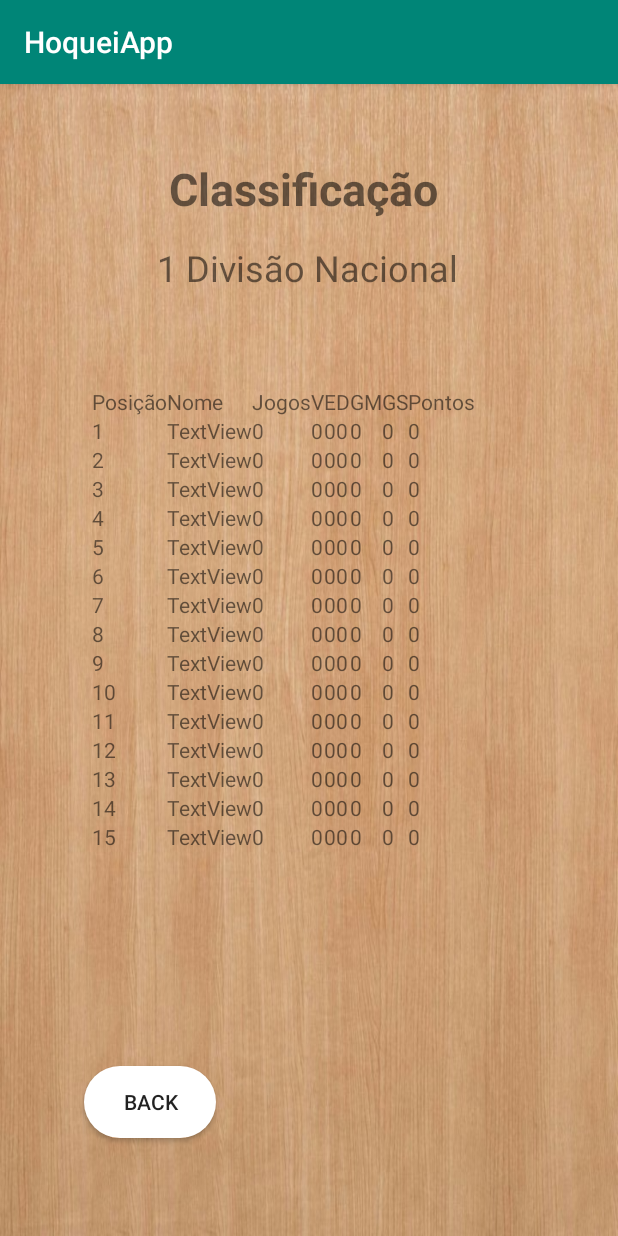
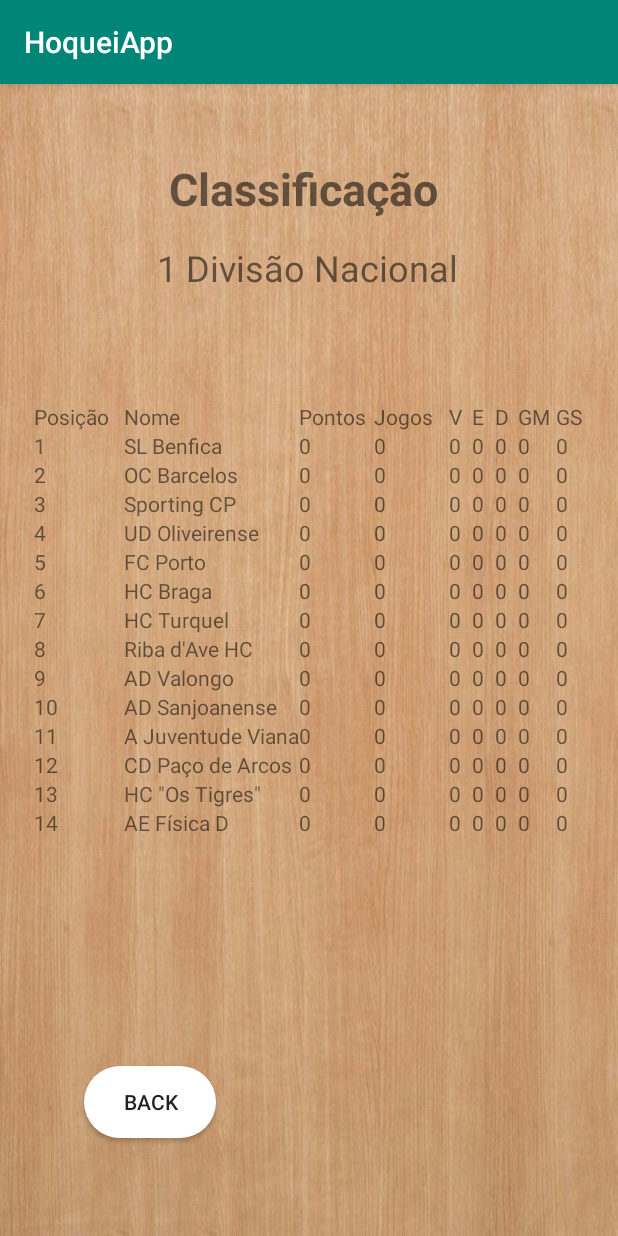
Before and after one commit to Brunofgm7/app, an Android app: the Class1DivActivity screen opened directly, with no data from a screen before it, on a phone screen of 412 x 824 dp. Run offline under Robolectric (Android 15) with nearby library versions, the phone set to English and light mode, and no system bars.

```diff
--- a/app/src/main/AndroidManifest.xml
+++ b/app/src/main/AndroidManifest.xml
@@ -18,7 +18,9 @@
                 <category android:name="android.intent.category.LAUNCHER" />
             </intent-filter>
         </activity>
-        <activity android:name=".ChatActivity" />
+        <activity android:name=".ChatActivity"
+            android:windowSoftInputMode="adjustPan">
+        </activity>
         <activity android:name=".MudarPassActivity" />
         <activity android:name=".MudarEmailActivity" />
         <activity android:name=".DefContaActivity" />
--- a/app/src/main/java/com/example/hoqueiapp/MainActivity.kt
+++ b/app/src/main/java/com/example/hoqueiapp/MainActivity.kt
@@ -20,7 +20,7 @@ class MainActivity : AppCompatActivity() {
         setContentView(R.layout.activity_main)
         BotaoClassificacao = findViewById(R.id.BotaoClassificacao)
         BotaoClassificacao.setOnClickListener{
-            executarOutraActivity(DivisoesActivity::class.java)
+            executarOutraActivity(Class1DivActivity::class.java)
         }
         BotaoResultados = findViewById(R.id.BotaoResultados)
         BotaoResultados.setOnClickListener{
--- a/app/src/main/res/layout/activity_chat.xml
+++ b/app/src/main/res/layout/activity_chat.xml
@@ -43,10 +43,11 @@
 
     <androidx.recyclerview.widget.RecyclerView
         android:id="@+id/recyclerviewChat"
+        app:layoutManager="androidx.recyclerview.widget.LinearLayoutManager"
         android:layout_width="0dp"
         android:layout_height="0dp"
+        android:layout_marginBottom="8dp"
         android:background="@drawable/imagem15"
-        app:layoutManager="androidx.recyclerview.widget.LinearLayoutManager"
         app:layout_constraintBottom_toTopOf="@+id/InserirMensagem"
         app:layout_constraintEnd_toEndOf="parent"
         app:layout_constraintStart_toStartOf="parent"
--- a/app/src/main/res/layout/activity_class1_div.xml
+++ b/app/src/main/res/layout/activity_class1_div.xml
@@ -9,8 +9,8 @@
 
     <TableLayout
         android:id="@+id/tableLayout"
-        android:layout_width="298dp"
-        android:layout_height="309dp"
+        android:layout_width="370dp"
+        android:layout_height="286dp"
         app:layout_constraintBottom_toBottomOf="parent"
         app:layout_constraintEnd_toEndOf="parent"
         app:layout_constraintHorizontal_bias="0.54"
@@ -19,12 +19,13 @@
         app:layout_constraintVertical_bias="0.44">
 
         <TableRow
-            android:layout_width="match_parent"
-            android:layout_height="match_parent">
+            android:layout_width="wrap_content"
+            android:layout_height="match_parent"
+            >
 
             <TextView
                 android:id="@+id/TextPos"
-                android:layout_width="wrap_content"
+                android:layout_width="60dp"
                 android:layout_height="match_parent"
                 android:text="Posição" />
 
@@ -35,46 +36,48 @@
                 android:text="Nome" />
 
             <TextView
+                android:id="@+id/TextPon"
+                android:layout_width="50dp"
+                android:layout_height="match_parent"
+                android:text="Pontos" />
+
+            <TextView
                 android:id="@+id/TextJogos"
-                android:layout_width="wrap_content"
-                android:layout_height="wrap_content"
+                android:layout_width="50dp"
+                android:layout_height="match_parent"
                 android:text="Jogos" />
 
             <TextView
                 android:id="@+id/TextVit"
-                android:layout_width="wrap_content"
-                android:layout_height="wrap_content"
+                android:layout_width="15dp"
+                android:layout_height="match_parent"
                 android:text="V" />
 
             <TextView
                 android:id="@+id/TextEmp"
-                android:layout_width="wrap_content"
-                android:layout_height="wrap_content"
+                android:layout_width="15dp"
+                android:layout_height="match_parent"
                 android:text="E" />
 
             <TextView
                 android:id="@+id/TextDer"
-                android:layout_width="wrap_content"
+                android:layout_width="15dp"
                 android:layout_height="wrap_content"
                 android:text="D" />
 
             <TextView
                 android:id="@+id/TextGolosM"
-                android:layout_width="wrap_content"
-                android:layout_height="wrap_content"
+                android:layout_width="25dp"
+                android:layout_height="match_parent"
                 android:text="GM" />
 
             <TextView
                 android:id="@+id/TextGolosS"
-                android:layout_width="wrap_content"
-                android:layout_height="wrap_content"
+                android:layout_width="25dp"
+                android:layout_height="match_parent"
                 android:text="GS" />
 
-            <TextView
-                android:id="@+id/TextPon"
-                android:layout_width="wrap_content"
-                android:layout_height="wrap_content"
-                android:text="Pontos" />
+
         </TableRow>
 
         <TableRow
@@ -91,13 +94,13 @@
                 android:id="@+id/textNome1"
                 android:layout_width="wrap_content"
                 android:layout_height="wrap_content"
-                android:text="TextView" />
+                android:text="SL Benfica" />
 
             <TextView
                 android:id="@+id/textJogos1"
                 android:layout_width="wrap_content"
                 android:layout_height="wrap_content"
-                android:text="0" />
+                android:text="0"/>
 
             <TextView
                 android:id="@+id/textV1"
@@ -151,7 +154,7 @@
                 android:id="@+id/textNome2"
                 android:layout_width="wrap_content"
                 android:layout_height="wrap_content"
-                android:text="TextView" />
+                android:text="OC Barcelos" />
 
             <TextView
                 android:id="@+id/textJogos2"
@@ -212,7 +215,7 @@
                 android:id="@+id/textNome3"
                 android:layout_width="wrap_content"
                 android:layout_height="wrap_content"
-                android:text="TextView" />
+                android:text="Sporting CP" />
 
             <TextView
                 android:id="@+id/textJogos3"
@@ -273,7 +276,7 @@
                 android:id="@+id/textNome4"
                 android:layout_width="wrap_content"
                 android:layout_height="wrap_content"
-                android:text="TextView" />
+                android:text="UD Oliveirense" />
 
             <TextView
                 android:id="@+id/textJogos4"
@@ -334,7 +337,7 @@
                 android:id="@+id/textNome5"
                 android:layout_width="wrap_content"
                 android:layout_height="wrap_content"
-                android:text="TextView" />
+                android:text="FC Porto" />
 
             <TextView
                 android:id="@+id/textJogos5"
@@ -394,7 +397,7 @@
                 android:id="@+id/textNome6"
                 android:layout_width="wrap_content"
                 android:layout_height="wrap_content"
-                android:text="TextView" />
+                android:text="HC Braga" />
 
             <TextView
                 android:id="@+id/textJogos6"
@@ -455,7 +458,7 @@
                 android:id="@+id/textNome7"
                 android:layout_width="wrap_content"
                 android:layout_height="wrap_content"
-                android:text="TextView" />
+                android:text="HC Turquel" />
 
             <TextView
                 android:id="@+id/textJogos7"
@@ -516,7 +519,7 @@
                 android:id="@+id/textNome8"
                 android:layout_width="wrap_content"
                 android:layout_height="wrap_content"
-                android:text="TextView" />
+                android:text="Riba d'Ave HC" />
 
             <TextView
                 android:id="@+id/textJogos8"
@@ -577,7 +580,7 @@
                 android:id="@+id/textNome9"
                 android:layout_width="wrap_content"
                 android:layout_height="wrap_content"
-                android:text="TextView" />
+                android:text="AD Valongo" />
 
             <TextView
                 android:id="@+id/textJogos9"
@@ -638,7 +641,7 @@
                 android:id="@+id/textNome10"
                 android:layout_width="wrap_content"
                 android:layout_height="wrap_content"
-                android:text="TextView" />
+                android:text="AD Sanjoanense" />
 
             <TextView
                 android:id="@+id/textJogos10"
@@ -699,7 +702,7 @@
                 android:id="@+id/textNome11"
                 android:layout_width="wrap_content"
                 android:layout_height="wrap_content"
-                android:text="TextView" />
+                android:text="A Juventude Viana" />
 
             <TextView
                 android:id="@+id/textJogos11"
@@ -760,7 +763,7 @@
                 android:id="@+id/textNome12"
                 android:layout_width="wrap_content"
                 android:layout_height="wrap_content"
-                android:text="TextView" />
+                android:text="CD Paço de Arcos" />
 
             <TextView
                 android:id="@+id/textJogos12"
@@ -821,7 +824,7 @@
                 android:id="@+id/textNome13"
                 android:layout_width="wrap_content"
                 android:layout_height="wrap_content"
-                android:text="TextView" />
+                android:text='HC "Os Tigres"' />
 
             <TextView
                 android:id="@+id/textJogos13"
@@ -882,7 +885,7 @@
                 android:id="@+id/textView14"
                 android:layout_width="wrap_content"
                 android:layout_height="wrap_content"
-                android:text="TextView" />
+                android:text="AE Física D" />
 
             <TextView
                 android:id="@+id/textJogos14"
@@ -922,67 +925,6 @@
 
             <TextView
                 android:id="@+id/textPontos14"
-                android:layout_width="wrap_content"
-                android:layout_height="wrap_content"
-                android:text="0" />
-
-
-        </TableRow>
-
-        <TableRow
-            android:layout_width="match_parent"
-            android:layout_height="match_parent">
-
-            <TextView
-                android:id="@+id/textPos15"
-                android:layout_width="wrap_content"
-                android:layout_height="wrap_content"
-                android:text="15" />
-
-            <TextView
-                android:id="@+id/textNome15"
-                android:layout_width="wrap_content"
-                android:layout_height="wrap_content"
-                android:text="TextView" />
-
-            <TextView
-                android:id="@+id/textJogos15"
-                android:layout_width="wrap_content"
-                android:layout_height="wrap_content"
-                android:text="0" />
-
-            <TextView
-                android:id="@+id/textV15"
-                android:layout_width="wrap_content"
-                android:layout_height="wrap_content"
-                android:text="0" />
-
-            <TextView
-                android:id="@+id/textE15"
-                android:layout_width="wrap_content"
-                android:layout_height="wrap_content"
-                android:text="0" />
-
-            <TextView
-                android:id="@+id/textD15"
-                android:layout_width="wrap_content"
-                android:layout_height="wrap_content"
-                android:text="0" />
-
-            <TextView
-                android:id="@+id/textGM15"
-                android:layout_width="wrap_content"
-                android:layout_height="wrap_content"
-                android:text="0" />
-
-            <TextView
-                android:id="@+id/textGS15"
-                android:layout_width="wrap_content"
-                android:layout_height="wrap_content"
-                android:text="0" />
-
-            <TextView
-                android:id="@+id/textPontos15"
                 android:layout_width="wrap_content"
                 android:layout_height="wrap_content"
                 android:text="0" />
--- a/app/src/main/res/layout/activity_login.xml
+++ b/app/src/main/res/layout/activity_login.xml
@@ -39,7 +39,7 @@
         android:layout_height="wrap_content"
         android:ems="10"
         android:hint="Email"
-        android:inputType="textPersonName"
+        android:inputType="textEmailAddress"
         app:layout_constraintBottom_toBottomOf="parent"
         app:layout_constraintEnd_toEndOf="parent"
         app:layout_constraintHorizontal_bias="0.474"
--- a/app/src/main/res/layout/activity_mudar_email.xml
+++ b/app/src/main/res/layout/activity_mudar_email.xml
@@ -77,7 +77,7 @@
         android:layout_height="47dp"
         android:ems="10"
         android:hint="Inserir novo email"
-        android:inputType="textPersonName"
+        android:inputType="textEmailAddress"
         app:layout_constraintBottom_toBottomOf="parent"
         app:layout_constraintEnd_toEndOf="parent"
         app:layout_constraintHorizontal_bias="0.678"
--- a/app/src/main/res/layout/activity_pavilhoes.xml
+++ b/app/src/main/res/layout/activity_pavilhoes.xml
@@ -21,8 +21,8 @@
         app:layout_constraintVertical_bias="0.874" />
 
     <ScrollView
-        android:layout_width="406dp"
-        android:layout_height="450dp"
+        android:layout_width="410dp"
+        android:layout_height="458dp"
         app:layout_constraintBottom_toBottomOf="parent"
         app:layout_constraintEnd_toEndOf="parent"
         app:layout_constraintHorizontal_bias="1.0"
--- a/app/src/main/res/layout/activity_registo.xml
+++ b/app/src/main/res/layout/activity_registo.xml
@@ -40,7 +40,7 @@
         android:layout_height="wrap_content"
         android:ems="10"
         android:hint="Email"
-        android:inputType="textPersonName"
+        android:inputType="textEmailAddress"
         app:layout_constraintBottom_toBottomOf="parent"
         app:layout_constraintEnd_toEndOf="parent"
         app:layout_constraintStart_toStartOf="parent"
```
